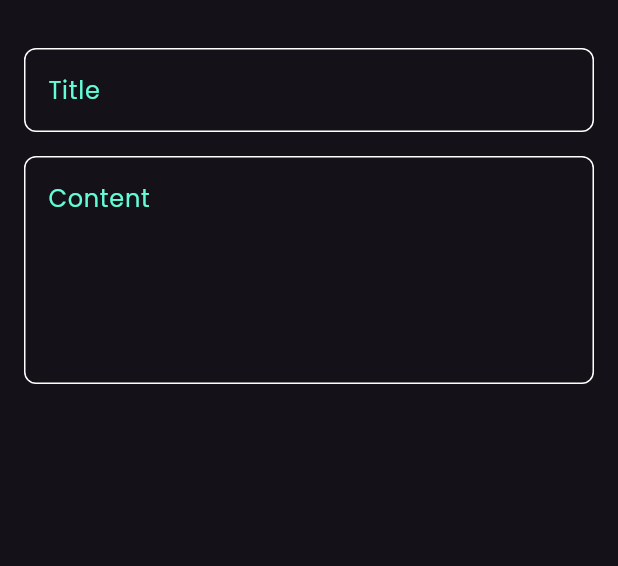
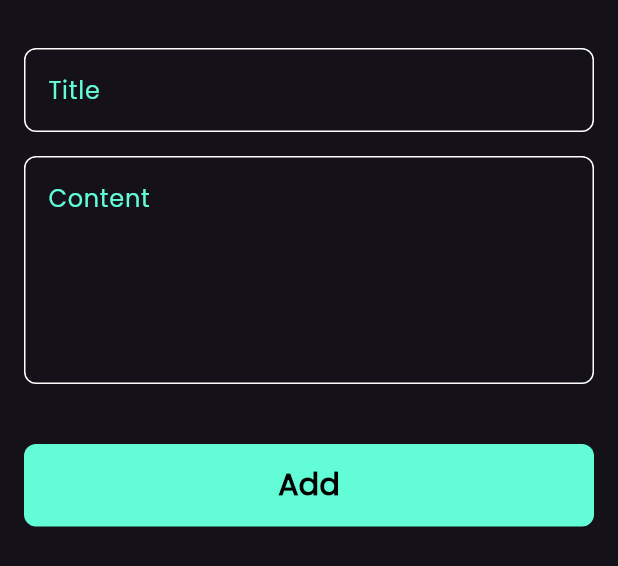
Before and after one commit to OMARX-MAHMOUD/notes_app, a Flutter app: the AddNoteButtonSheet widget shown alone on an empty page, opened directly, on a phone screen of 412 x 824 dp. Shown: the top 566 px of the screen. Run offline on Flutter 3.47's test engine with Material 3 defaults, Android fonts, the phone set to English and light mode, and no system bars; our stand-ins replace font_awesome_flutter.

Commit message:
finish custom sheet

```diff
--- /dev/null
+++ b/lib/widgets/custombutton.dart
@@ -0,0 +1,23 @@
+import 'package:flutter/material.dart';
+import 'package:notes_app/constans/constans.dart';
+
+class CustonButton extends StatelessWidget {
+  const CustonButton({super.key});
+
+  @override
+  Widget build(BuildContext context) {
+    return Container(
+      width: MediaQuery.of(context).size.width,
+      height: 55,
+      decoration: BoxDecoration(
+          color: KprimaryColor, borderRadius: BorderRadius.circular(8)),
+      child: const Center(
+        child: Text(
+          'Add',
+          style: TextStyle(
+              color: Colors.black, fontSize: 20, fontWeight: FontWeight.bold),
+        ),
+      ),
+    );
+  }
+}
--- a/lib/widgets/custombuttonsheet.dart
+++ b/lib/widgets/custombuttonsheet.dart
@@ -1,5 +1,7 @@
 import 'package:flutter/material.dart';
+
 import 'package:notes_app/widgets/custom_textfield.dart';
+import 'package:notes_app/widgets/custombutton.dart';
 
 class AddNoteButtonSheet extends StatelessWidget {
   const AddNoteButtonSheet({super.key});
@@ -8,6 +10,7 @@ class AddNoteButtonSheet extends StatelessWidget {
   Widget build(BuildContext context) {
     return const Padding(
       padding: EdgeInsets.symmetric(horizontal: 16),
+      child: SingleChildScrollView(
         child: Column(
           children: [
             SizedBox(
@@ -22,8 +25,16 @@ class AddNoteButtonSheet extends StatelessWidget {
             CustomTextfield(
               hint: 'Content',
               maxline: 5,
-          )
+            ),
+            SizedBox(
+              height: 40,
+            ),
+            CustonButton(),
+            SizedBox(
+              height: 24,
+            ),
           ],
+        ),
       ),
     );
   }
```
Lines whose indentation alone changed are shown as unchanged.
